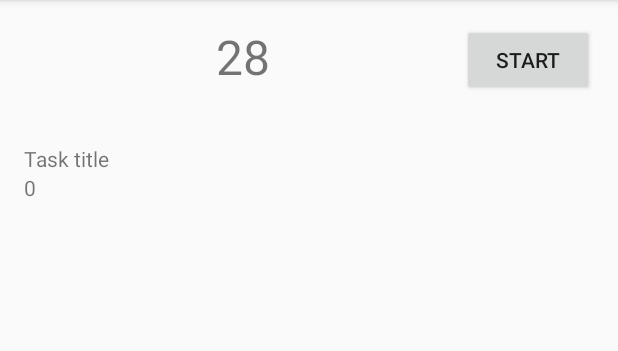
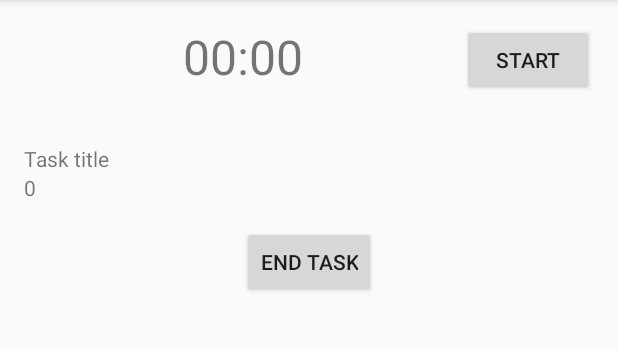
Before and after one commit to VitaliyBelyaev/ZebraTime, an Android app: the TimerActivity screen opened directly, with no data from a screen before it, after a tap on "STOP", on a phone screen of 412 x 824 dp, the part 84-435 px from its top. Run offline under Robolectric (Android 15) with nearby library versions, the phone set to English and light mode, and no system bars; our stand-ins replace Firebase (no records; nobody signed in at launch, a user with empty details on screens opened directly); 3 statements that could not run were skipped; 1 other tap on this screen came first.

Commit message:
Add more capabilities to the timer

```diff
--- a/app/src/main/java/com/androidacademy/team5/zebratime/TimerActivity.java
+++ b/app/src/main/java/com/androidacademy/team5/zebratime/TimerActivity.java
@@ -35,6 +35,7 @@ public class TimerActivity extends AppCompatActivity {
     private TextView taskDurationTextView;
     private Task task;
     private Timer timer;
+    private Button endTaskButton;
 
     private FirebaseDatabase database = FirebaseDatabase.getInstance();
     private DatabaseReference tasksRef = database.getReference("Tasks");
@@ -49,6 +50,9 @@ public class TimerActivity extends AppCompatActivity {
         actionButton = findViewById(R.id.action_button);
         taskTitleTextView = findViewById(R.id.tv_timer_task_title);
         taskDurationTextView = findViewById(R.id.tv_timer_task_duration);
+        endTaskButton = findViewById(R.id.end_task_button);
+
+        actionButton.setText("Start");
 
         if (timer.getTask() == null) {
             String projectId = getIntent().getStringExtra(PROJECT_ID);
@@ -78,7 +82,7 @@ public class TimerActivity extends AppCompatActivity {
             showTaskInfo(task);
         }
 
-        final CountDownTimer internalTimer = new CountDownTimer(30000, 1000) {
+        final CountDownTimer internalTimer = new CountDownTimer(50000, 1000) {
 
             public void onTick(long millisUntilFinished) {
                 Log.i("TimerTest", "seconds remaining: " + millisUntilFinished / 1000);
@@ -88,6 +92,7 @@ public class TimerActivity extends AppCompatActivity {
             public void onFinish() {
                 timer.setState(OVERWORK);
                 actionButton.setText("Take break");
+                timeTextView.setText("00:05");
                 Log.i("TimerTest", "Done!");
             }
         };
@@ -101,9 +106,22 @@ public class TimerActivity extends AppCompatActivity {
 
             public void onFinish() {
                 timer.setState(STOP);
+                timeTextView.setText("00:30");
                 Log.i("TimerTest", "Done!");
             }
         };
+
+        endTaskButton.setOnClickListener(new View.OnClickListener() {
+            @Override
+            public void onClick(View v) {
+                timer.setTask(null);
+                if(timer.getState() != STOP){
+                    timer.stop();
+                    timer.setState(STOP);
+                }
+                finish();
+            }
+        });
 
         actionButton.setOnClickListener(new View.OnClickListener() {
             @Override
@@ -115,13 +133,14 @@ public class TimerActivity extends AppCompatActivity {
                         break;
                     case WORK:
                         actionButton.setText("START");
+                        timeTextView.setText("00:00");
                         timer.stop();
                         break;
                     case OVERWORK:
                         actionButton.setText("START");
                         timer.pause(breakTimer);
                     case PAUSE:
-                        actionButton.setText("STOP");
+                        actionButton.setText("START");
                         timer.start(internalTimer);
                 }
             }
--- a/app/src/main/res/layout/activity_timer.xml
+++ b/app/src/main/res/layout/activity_timer.xml
@@ -50,4 +50,11 @@
 
     </LinearLayout>
 
+    <Button
+        android:id="@+id/end_task_button"
+        android:layout_width="wrap_content"
+        android:layout_height="wrap_content"
+        android:layout_gravity="center|bottom"
+        android:text="END Task"/>
+
 </LinearLayout>
```
Also changed, not shown: app/src/main/java/com/androidacademy/team5/zebratime/TasksAdapter.java (+51 -9 lines).
